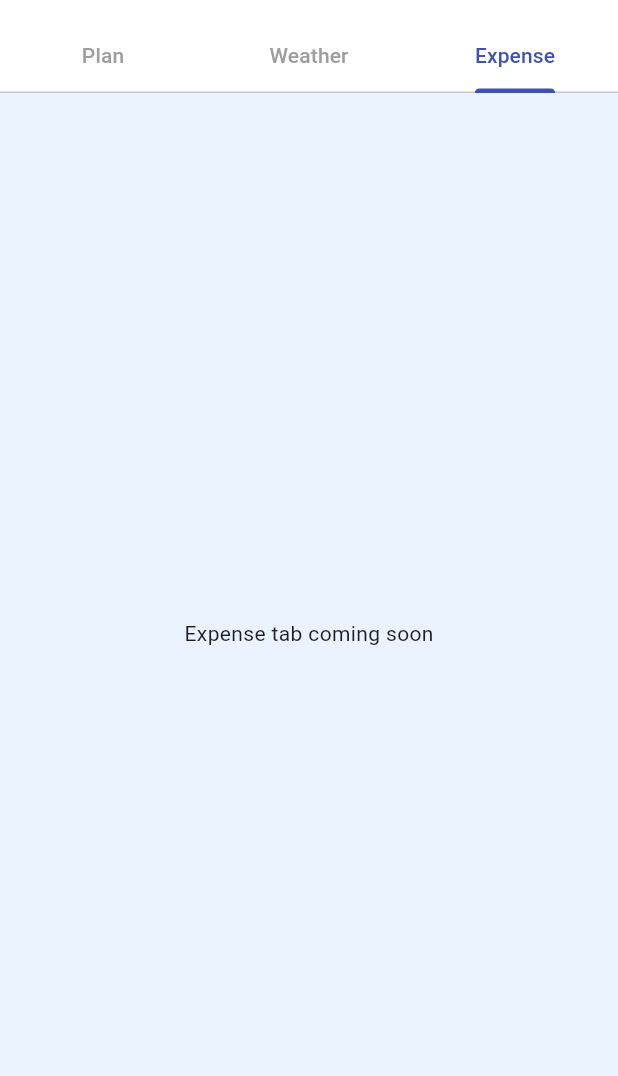
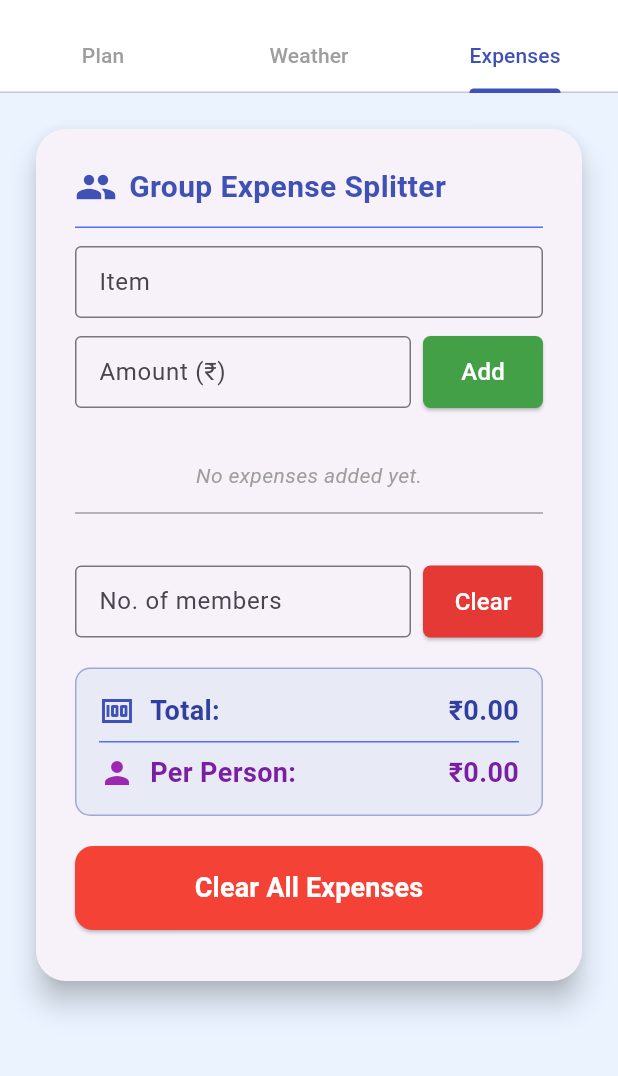
Before and after one commit to itsvishwasj/smart_travel_app, a Flutter app: the screen it shows after launch, tab 3 chosen, on a phone screen of 412 x 824 dp, the part 63-1139 px from its top. Run offline on Flutter 3.47's test engine with Material 3 defaults, Android fonts, the phone set to English and light mode, and no system bars.

Commit message:
Added Expense tab with Expense Splitting feature

```diff
--- /dev/null
+++ b/lib/expense_tab.dart
@@ -0,0 +1,373 @@
+import 'package:flutter/material.dart';
+
+class ExpenseTab extends StatefulWidget {
+  const ExpenseTab({Key? key}) : super(key: key);
+
+  @override
+  State<ExpenseTab> createState() => _ExpenseTabState();
+}
+
+class ExpenseItem {
+  final String item;
+  final double amount;
+
+  ExpenseItem(this.item, this.amount);
+}
+
+class _ExpenseTabState extends State<ExpenseTab> {
+  final TextEditingController _itemController = TextEditingController();
+  final TextEditingController _amountController = TextEditingController();
+  final TextEditingController _membersController = TextEditingController();
+
+  // State variables
+  List<ExpenseItem> _expenses = [];
+
+  // Variable for calculation (default to 1 to prevent division by zero)
+  int _numberOfPeople = 1;
+
+  @override
+  void initState() {
+    super.initState();
+    _membersController.addListener(_handleMemberInputChange);
+  }
+
+  @override
+  void dispose() {
+    _membersController.removeListener(_handleMemberInputChange);
+    _itemController.dispose();
+    _amountController.dispose();
+    _membersController.dispose();
+    super.dispose();
+  }
+
+  // --- Logic Functions ---
+
+  void _handleMemberInputChange() {
+    final text = _membersController.text.trim();
+    final parsed = int.tryParse(text);
+
+    int newCount;
+
+    if (parsed != null && parsed > 0) {
+      newCount = parsed;
+    } else {
+      // If empty or invalid (0 or less), calculate with 1 but don't change the field text.
+      newCount = 1;
+
+      // Visually correct the field if an invalid number was entered
+      if (parsed != null && parsed <= 0) {
+        WidgetsBinding.instance.addPostFrameCallback((_) {
+            _membersController.text = newCount.toString();
+            _membersController.selection = TextSelection.fromPosition(
+                TextPosition(offset: _membersController.text.length));
+        });
+      }
+    }
+
+    if (_numberOfPeople != newCount) {
+      setState(() {
+        _numberOfPeople = newCount;
+      });
+    }
+  }
+
+  void _addExpense() {
+    final item = _itemController.text.trim();
+    final amountText = _amountController.text.trim();
+
+    if (item.isEmpty || amountText.isEmpty) {
+      ScaffoldMessenger.of(context).showSnackBar(
+        const SnackBar(content: Text("Please enter both item and amount.")),
+      );
+      return;
+    }
+
+    final amount = double.tryParse(amountText);
+    if (amount == null || amount <= 0) {
+      ScaffoldMessenger.of(context).showSnackBar(
+        const SnackBar(content: Text("Please enter a valid amount.")),
+      );
+      return;
+    }
+
+    setState(() {
+      _expenses.add(ExpenseItem(item, amount));
+      _itemController.clear();
+      _amountController.clear();
+    });
+  }
+
+  void _resetExpenses() {
+    setState(() {
+      _expenses = [];
+      _numberOfPeople = 1;
+      _membersController.clear();
+    });
+    ScaffoldMessenger.of(context).showSnackBar(
+      const SnackBar(content: Text("All expenses cleared.")),
+    );
+  }
+
+  // --- Calculation Functions ---
+
+  double get _totalExpense {
+    return _expenses.fold(0.0, (sum, item) => sum + item.amount);
+  }
+
+  String get _perPersonCost {
+    final count = _numberOfPeople > 0 ? _numberOfPeople : 1;
+
+    if (_totalExpense == 0) {
+      return "0.00";
+    }
+    return (_totalExpense / count).toStringAsFixed(2);
+  }
+
+  // --- Build Widgets ---
+
+  Widget _buildInputSection() {
+    return Column(
+      crossAxisAlignment: CrossAxisAlignment.start,
+      children: [
+        // 1. Item Input
+        TextField(
+          controller: _itemController,
+          decoration: const InputDecoration(
+            hintText: "Item (e.g. Food, Fuel)",
+            labelText: "Item",
+            border: OutlineInputBorder(),
+            contentPadding: EdgeInsets.symmetric(horizontal: 12, vertical: 10),
+          ),
+          onSubmitted: (_) => _addExpense(),
+        ),
+        const SizedBox(height: 12),
+        // 2. Amount Input and Add Button
+        Row(
+          crossAxisAlignment: CrossAxisAlignment.start,
+          children: [
+            Expanded(
+              child: TextField(
+                controller: _amountController,
+                keyboardType: TextInputType.number,
+                decoration: const InputDecoration(
+                  hintText: "Amount (₹)",
+                  labelText: "Amount (₹)",
+                  border: OutlineInputBorder(),
+                  contentPadding: EdgeInsets.symmetric(horizontal: 12, vertical: 10),
+                ),
+                onSubmitted: (_) => _addExpense(),
+              ),
+            ),
+            const SizedBox(width: 8),
+            // 3. Add Button
+            SizedBox(
+              width: 80,
+              height: 48,
+              child: ElevatedButton(
+                onPressed: _addExpense,
+                style: ElevatedButton.styleFrom(
+                  backgroundColor: Colors.green.shade600,
+                  foregroundColor: Colors.white,
+                  shape: RoundedRectangleBorder(borderRadius: BorderRadius.circular(5)),
+                  padding: EdgeInsets.zero,
+                ),
+                child: const Text("Add", style: TextStyle(fontSize: 16)),
+              ),
+            ),
+          ],
+        ),
+      ],
+    );
+  }
+
+  Widget _buildExpenseList() {
+    if (_expenses.isEmpty) {
+      return const Center(
+        child: Padding(
+          padding: EdgeInsets.only(top: 20),
+          child: Text(
+            "No expenses added yet.",
+            style: TextStyle(color: Colors.grey, fontStyle: FontStyle.italic),
+          ),
+        ),
+      );
+    }
+    return Column(
+      children: _expenses.map((expense) {
+        return Padding(
+          padding: const EdgeInsets.symmetric(vertical: 8.0),
+          child: Row(
+            mainAxisAlignment: MainAxisAlignment.spaceBetween,
+            children: [
+              Text(
+                expense.item,
+                style: const TextStyle(fontSize: 16),
+              ),
+              Text(
+                '₹${expense.amount.toStringAsFixed(2)}',
+                style: const TextStyle(fontSize: 16, fontWeight: FontWeight.w600),
+              ),
+            ],
+          ),
+        );
+      }).toList(),
+    );
+  }
+
+  Widget _buildTotalSection() {
+    return Container(
+      padding: const EdgeInsets.only(top: 20, bottom: 10),
+      child: Column(
+        children: [
+          Row(
+            children: [
+              Expanded(
+                flex: 4,
+                child: TextField(
+                  controller: _membersController,
+                  keyboardType: TextInputType.number,
+                  decoration: const InputDecoration(
+                    labelText: "No. of members",
+                    hintText: "e.g., 3",
+                    border: OutlineInputBorder(),
+                    contentPadding: EdgeInsets.symmetric(horizontal: 12, vertical: 10),
+                  ),
+                ),
+              ),
+              const SizedBox(width: 8),
+              // Reset Button
+              SizedBox(
+                width: 80,
+                height: 48,
+                child: ElevatedButton(
+                  onPressed: _resetExpenses,
+                  style: ElevatedButton.styleFrom(
+                    backgroundColor: Colors.red.shade600,
+                    foregroundColor: Colors.white,
+                    shape: RoundedRectangleBorder(borderRadius: BorderRadius.circular(5)),
+                    padding: EdgeInsets.zero,
+                  ),
+                  child: const Text("Clear", style: TextStyle(fontSize: 16)),
+                ),
+              ),
+            ],
+          ),
+          const SizedBox(height: 20),
+          // Total Display Card
+          Container(
+            padding: const EdgeInsets.all(15),
+            decoration: BoxDecoration(
+              color: Colors.indigo.shade50,
+              borderRadius: BorderRadius.circular(10),
+              border: Border.all(color: Colors.indigo.shade200),
+            ),
+            child: Column(
+              crossAxisAlignment: CrossAxisAlignment.start,
+              children: [
+                Row(
+                  children: [
+                    const Icon(Icons.money, color: Colors.indigo, size: 24),
+                    const SizedBox(width: 10),
+                    Text(
+                      "Total:",
+                      style: TextStyle(
+                          fontSize: 18, fontWeight: FontWeight.bold, color: Colors.indigo.shade700),
+                    ),
+                    const Spacer(),
+                    Text(
+                      '₹${_totalExpense.toStringAsFixed(2)}',
+                      style: TextStyle(
+                          fontSize: 18, fontWeight: FontWeight.bold, color: Colors.indigo.shade700),
+                    ),
+                  ],
+                ),
+                const Divider(height: 15, color: Colors.indigoAccent),
+                Row(
+                  // FIX: Reduced the text length to prevent overflow
+                  children: [
+                    const Icon(Icons.person, color: Colors.purple, size: 24),
+                    const SizedBox(width: 10),
+                    Text(
+                      // Only "Per Person" text is used now
+                      "Per Person:",
+                      style: TextStyle(
+                          fontSize: 18, fontWeight: FontWeight.bold, color: Colors.purple.shade700),
+                    ),
+                    const Spacer(),
+                    Text(
+                      '₹$_perPersonCost',
+                      style: TextStyle(
+                          fontSize: 18, fontWeight: FontWeight.bold, color: Colors.purple.shade700),
+                    ),
+                  ],
+                ),
+              ],
+            ),
+          ),
+          const SizedBox(height: 20),
+          // Clear All Button
+          SizedBox(
+            width: double.infinity,
+            child: ElevatedButton(
+              onPressed: _resetExpenses,
+              style: ElevatedButton.styleFrom(
+                backgroundColor: Colors.red,
+                foregroundColor: Colors.white,
+                padding: const EdgeInsets.symmetric(vertical: 15),
+                shape: RoundedRectangleBorder(borderRadius: BorderRadius.circular(12)),
+              ),
+              child: const Text(
+                "Clear All Expenses",
+                style: TextStyle(fontSize: 18, fontWeight: FontWeight.w600),
+              ),
+            ),
+          ),
+        ],
+      ),
+    );
+  }
+
+  @override
+  Widget build(BuildContext context) {
+    return SingleChildScrollView(
+      child: Container(
+        color: const Color(0xFFEAF3FF),
+        padding: const EdgeInsets.all(20.0),
+        child: Card(
+          shape: RoundedRectangleBorder(borderRadius: BorderRadius.circular(20)),
+          elevation: 8,
+          child: Padding(
+            padding: const EdgeInsets.symmetric(vertical: 24.0, horizontal: 26.0),
+            child: Column(
+              crossAxisAlignment: CrossAxisAlignment.start,
+              children: [
+                const Row(
+                  children: [
+                    Icon(Icons.group, color: Colors.indigo, size: 28),
+                    SizedBox(width: 8),
+                    Text(
+                      "Group Expense Splitter",
+                      style: TextStyle(
+                        fontSize: 20,
+                        fontWeight: FontWeight.bold,
+                        color: Colors.indigo,
+                      ),
+                    ),
+                  ],
+                ),
+                const Divider(color: Colors.indigoAccent, height: 25),
+                _buildInputSection(),
+                const SizedBox(height: 15),
+
+                _buildExpenseList(),
+
+                const Divider(color: Colors.grey, height: 30),
+                _buildTotalSection(),
+              ],
+            ),
+          ),
+        ),
+      ),
+    );
+  }
+}
--- a/lib/main.dart
+++ b/lib/main.dart
@@ -1,5 +1,6 @@
 import 'package:flutter/material.dart';
 import 'weather_screen.dart';
+import 'expense_tab.dart'; // 👈 1. Import the new ExpenseTab
 
 void main() {
   runApp(MyApp());
@@ -20,6 +21,7 @@ class HomeScreen extends StatefulWidget {
   @override
   State<HomeScreen> createState() => _HomeScreenState();
 }
+
 class _HomeScreenState extends State<HomeScreen> {
   List<String> routeStops = []; // shared with Weather tab
 
@@ -59,7 +61,7 @@ class _HomeScreenState extends State<HomeScreen> {
             tabs: [
               Tab(text: "Plan"),
               Tab(text: "Weather"),
-              Tab(text: "Expense"),
+              Tab(text: "Expenses"), // Renamed "Expense" to "Expenses" for clarity
             ],
           ),
         ),
@@ -73,13 +75,14 @@ class _HomeScreenState extends State<HomeScreen> {
               },
             ),
             WeatherScreen(routeStops: routeStops),
-            const Center(child: Text("Expense tab coming soon")),
+            const ExpenseTab(), // 👈 2. Replaced placeholder with ExpenseTab
           ],
         ),
       ),
     );
   }
 }
+
 class PlanTab extends StatefulWidget {
   final Function(List<String>) onRouteUpdate; // callback to send routeStops to HomeScreen
   const PlanTab({Key? key, required this.onRouteUpdate}) : super(key: key);
@@ -181,6 +184,7 @@ class _PlanTabState extends State<PlanTab> {
       const SnackBar(content: Text('Smart plan generated!')),
     );
   }
+
   @override
   Widget build(BuildContext context) {
     return SingleChildScrollView(
```
